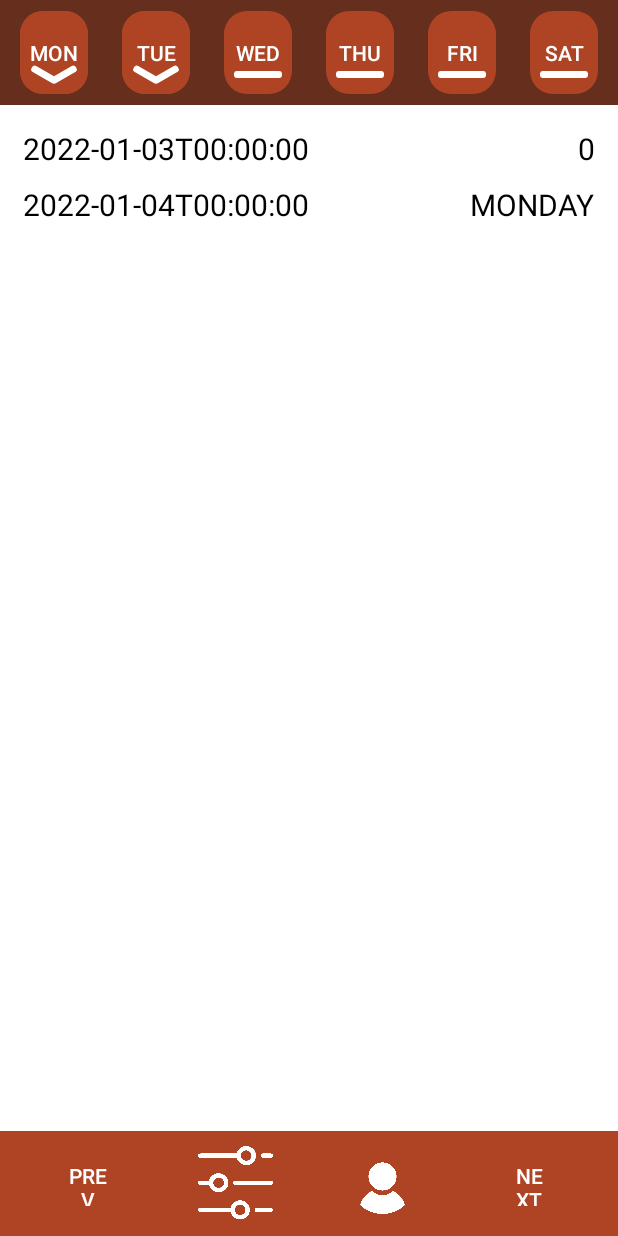
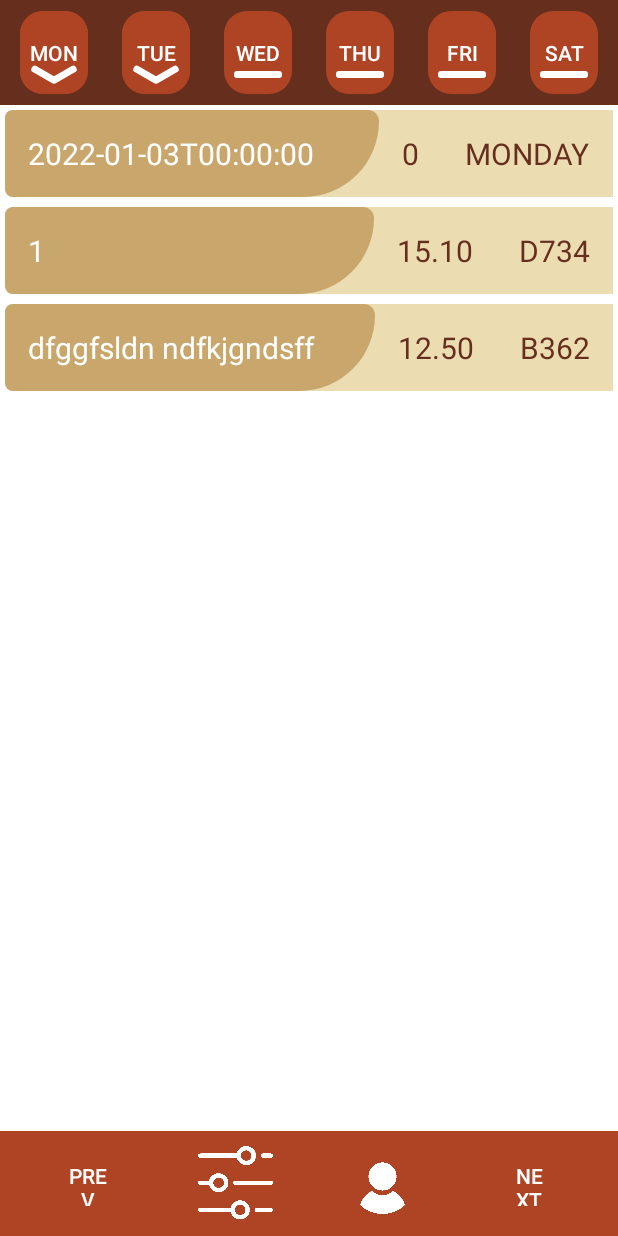
Before and after one commit to MaksKuchuk/AvitoYAIMP, an Android app: the MainScreen screen opened directly, with no data from a screen before it, on a phone screen of 412 x 824 dp. Run offline under Robolectric (Android 15) with nearby library versions, the phone set to English and light mode, and no system bars.

Commit message:
lessonDesign

```diff
--- a/app/src/main/java/com/example/dvfuyaimp/MainScreen.java
+++ b/app/src/main/java/com/example/dvfuyaimp/MainScreen.java
@@ -15,12 +15,6 @@ import android.os.Bundle;
 import android.view.LayoutInflater;
 import android.view.View;
 
-import android.view.animation.AccelerateInterpolator;
-import android.view.animation.AlphaAnimation;
-import android.view.animation.DecelerateInterpolator;
-import android.widget.Button;
-import android.widget.ImageButton;
-import android.widget.ImageView;
 import android.widget.LinearLayout;
 import android.widget.TextView;
 import android.widget.Toast;
@@ -42,6 +36,7 @@ public class MainScreen extends AppCompatActivity {
     final int TransitionLessonTime = 500;
 
     View LastWeekBTN;
+    View LastItemTeacherDescription = null;
     LocalDateTime startOfWeek;
     DateTimeFormatter fServ = DateTimeFormatter.ofPattern("yyyy-MM-dd'T'HH:mm:ss");
     DateTimeFormatter fDate = DateTimeFormatter.ofPattern("HH:mm");
@@ -67,6 +62,8 @@ public class MainScreen extends AppCompatActivity {
         findViewById(R.id.NextBTN).setOnClickListener(this::WeekBTN);
 
         setStartDay();
+        addEvent("1", "bjhogifhg ighiough sdgihdgoidhg hgdioghoieyhg87h ohggh ifgohsogdfigh ghidoghoig hdsidghdfio w gh wiughfhgs oh", "15.10", "D734");
+        addEvent("dfggfsldn ndfkjgndsff", "fg hfdig ", "12.50", "B362");
     }
 
     public void DayBTN(View view){
@@ -159,18 +156,55 @@ public class MainScreen extends AppCompatActivity {
         ((TextView)item.findViewById(R.id.time)).setText(strTime);
         ((TextView)item.findViewById(R.id.room)).setText(strRoom);
 
+        item.setOnClickListener(this::openTeacherDescriptionEvent);
+
         ((LinearLayout)findViewById(R.id.subjectScrollLayout)).addView(item);
     }
 
-    private void addEvent(String strEvent, String strTimeEvent, String strPlace){
+    private void addEvent(String strEvent, String strDescription, String strTimeEvent, String strPlace){
         LayoutInflater ltInflater = getLayoutInflater();
         View item = ltInflater.inflate(R.layout.event_layout, ((LinearLayout)findViewById(R.id.subjectScrollLayout)), false);
 
         ((TextView)item.findViewById(R.id.event)).setText(strEvent);
+        ((TextView)item.findViewById(R.id.description)).setText(strDescription);
         ((TextView)item.findViewById(R.id.timeEvent)).setText(strTimeEvent);
         ((TextView)item.findViewById(R.id.place)).setText(strPlace);
 
+        item.setOnClickListener(this::openTeacherDescriptionEvent);
+
         ((LinearLayout)findViewById(R.id.subjectScrollLayout)).addView(item);
+    }
+
+    private void openTeacherDescriptionEvent(View item){
+        if (item == LastItemTeacherDescription){
+            closeItem(LastItemTeacherDescription);
+            LastItemTeacherDescription = null;
+            return;
+        }
+        if (LastItemTeacherDescription == null){
+            openItem(item);
+            LastItemTeacherDescription = item;
+        }
+        closeItem(LastItemTeacherDescription);
+        openItem(item);
+        LastItemTeacherDescription = item;
+    }
+
+    private void openItem(View item){
+        if (item.getId() == R.id.lessonWrapper){
+            item.findViewById(R.id.teacher).setVisibility(View.VISIBLE);
+            item.findViewById(R.id.lessonArrow).setVisibility(View.VISIBLE);
+        } else if (item.getId() == R.id.eventWrapper){
+            item.findViewById(R.id.description).setVisibility(View.VISIBLE);
+        }
+    }
+    private void closeItem(View item){
+        if (item.getId() == R.id.lessonWrapper){
+            item.findViewById(R.id.teacher).setVisibility(View.GONE);
+            item.findViewById(R.id.lessonArrow).setVisibility(View.GONE);
+        } else if (item.getId() == R.id.eventWrapper){
+            item.findViewById(R.id.description).setVisibility(View.GONE);
+        }
     }
 
     private void deleteAllViewInScrollView(){
--- /dev/null
+++ b/app/src/main/res/drawable/arrow_bgc.xml
@@ -0,0 +1,11 @@
+<?xml version="1.0" encoding="utf-8"?>
+<vector xmlns:android="http://schemas.android.com/apk/res/android"
+    android:height="42dp"
+    android:width="42dp"
+    android:viewportWidth="100"
+    android:viewportHeight="100">
+
+    <path
+        android:fillColor="@color/lessonBGC"
+        android:pathData="M0,0 L100,50 L0,100 Z" />
+</vector>
--- /dev/null
+++ b/app/src/main/res/drawable/event_lesson_linear_bgc.xml
@@ -0,0 +1,9 @@
+<?xml version="1.0" encoding="utf-8"?>
+<selector xmlns:android="http://schemas.android.com/apk/res/android">
+    <item>
+        <shape android:shape="rectangle">
+            <corners android:topLeftRadius="20dp" android:bottomLeftRadius="20dp"/>
+            <solid android:color="@color/confBGC"/>
+        </shape>
+    </item>
+</selector>
--- /dev/null
+++ b/app/src/main/res/drawable/lesson_bgc.xml
@@ -0,0 +1,9 @@
+<?xml version="1.0" encoding="utf-8"?>
+<selector xmlns:android="http://schemas.android.com/apk/res/android">
+    <item>
+        <shape android:shape="rectangle">
+            <corners android:topLeftRadius="20dp" android:bottomLeftRadius="20dp" android:bottomRightRadius="200dp" android:topRightRadius="30dp"/>
+            <solid android:color="@color/lessonBGC"/>
+        </shape>
+    </item>
+</selector>
--- a/app/src/main/res/layout/activity_main_screen.xml
+++ b/app/src/main/res/layout/activity_main_screen.xml
@@ -131,7 +131,8 @@
             android:id="@+id/subjectScrollLayout"
             android:layout_width="match_parent"
             android:layout_height="wrap_content"
-            android:orientation="vertical" />
+            android:orientation="vertical"
+            android:layout_marginBottom="10dp"/>
     </ScrollView>
 
     <LinearLayout
--- a/app/src/main/res/layout/event_layout.xml
+++ b/app/src/main/res/layout/event_layout.xml
@@ -1,45 +1,67 @@
 <?xml version="1.0" encoding="utf-8"?>
-<androidx.constraintlayout.widget.ConstraintLayout
-    xmlns:android="http://schemas.android.com/apk/res/android"
+<androidx.constraintlayout.widget.ConstraintLayout xmlns:android="http://schemas.android.com/apk/res/android"
     xmlns:app="http://schemas.android.com/apk/res-auto"
+    xmlns:tools="http://schemas.android.com/tools"
+    android:id="@+id/eventWrapper"
     android:layout_width="match_parent"
-    android:layout_height="match_parent">
+    android:layout_height="match_parent"
+    android:layout_margin="3dp"
+    android:background="@color/white">
+
+    <LinearLayout
+        android:id="@+id/confLayout"
+        android:layout_width="match_parent"
+        android:layout_height="wrap_content"
+        android:background="@drawable/event_lesson_linear_bgc"
+        android:orientation="horizontal"
+        app:layout_constraintEnd_toEndOf="parent"
+        app:layout_constraintStart_toStartOf="parent"
+        app:layout_constraintTop_toTopOf="parent">
 
         <TextView
             android:id="@+id/event"
             android:layout_width="0dp"
             android:layout_height="wrap_content"
-        android:layout_marginStart="15dp"
-        android:layout_marginTop="15dp"
-        android:layout_marginEnd="15dp"
+            android:layout_weight="1"
+            android:background="@drawable/lesson_bgc"
+            android:padding="15dp"
             android:text="@string/event"
-        android:textColor="@color/black"
-        android:textSize="20sp"
-        app:layout_constraintEnd_toStartOf="@+id/timeEvent"
-        app:layout_constraintStart_toStartOf="parent"
-        app:layout_constraintTop_toTopOf="parent" />
+            android:textColor="@color/lessonText"
+            android:textSize="20sp" />
 
         <TextView
             android:id="@+id/timeEvent"
             android:layout_width="wrap_content"
             android:layout_height="wrap_content"
-        android:layout_marginTop="15dp"
-        android:layout_marginEnd="15dp"
+            android:padding="15dp"
             android:text="@string/_15_00"
-        android:textColor="@color/black"
-        android:textSize="20sp"
-        app:layout_constraintEnd_toEndOf="parent"
-        app:layout_constraintTop_toTopOf="parent" />
+            android:textColor="@color/confText"
+            android:textSize="20sp" />
 
         <TextView
             android:id="@+id/place"
             android:layout_width="wrap_content"
             android:layout_height="wrap_content"
+            android:padding="15dp"
+            android:text="@string/place"
+            android:textColor="@color/confText"
+            android:textSize="20sp" />
+    </LinearLayout>
+
+    <TextView
+        android:id="@+id/description"
+        android:layout_width="0dp"
+        android:layout_height="wrap_content"
+        android:layout_marginStart="15dp"
         android:layout_marginTop="10dp"
         android:layout_marginEnd="15dp"
-        android:text="@string/place"
+        android:text="@string/description"
         android:textColor="@color/black"
         android:textSize="20sp"
+        android:visibility="gone"
         app:layout_constraintEnd_toEndOf="parent"
-        app:layout_constraintTop_toBottomOf="@id/timeEvent" />
+        app:layout_constraintStart_toStartOf="parent"
+        app:layout_constraintTop_toBottomOf="@id/confLayout" />
+
+
 </androidx.constraintlayout.widget.ConstraintLayout>
--- a/app/src/main/res/layout/lesson_layout.xml
+++ b/app/src/main/res/layout/lesson_layout.xml
@@ -1,61 +1,77 @@
 <?xml version="1.0" encoding="utf-8"?>
-<androidx.constraintlayout.widget.ConstraintLayout
-    xmlns:android="http://schemas.android.com/apk/res/android"
+<androidx.constraintlayout.widget.ConstraintLayout xmlns:android="http://schemas.android.com/apk/res/android"
     xmlns:app="http://schemas.android.com/apk/res-auto"
     xmlns:tools="http://schemas.android.com/tools"
+    android:id="@+id/lessonWrapper"
     android:layout_width="match_parent"
-    android:layout_height="match_parent">
+    android:layout_height="match_parent"
+    android:layout_margin="3dp"
+    android:background="@color/white">
+
+    <LinearLayout
+        android:id="@+id/infLayout"
+        android:layout_width="match_parent"
+        android:layout_height="wrap_content"
+        android:background="@drawable/event_lesson_linear_bgc"
+        android:orientation="horizontal"
+        app:layout_constraintEnd_toEndOf="parent"
+        app:layout_constraintStart_toStartOf="parent"
+        app:layout_constraintTop_toTopOf="parent">
 
         <TextView
             android:id="@+id/lesson"
             android:layout_width="0dp"
             android:layout_height="wrap_content"
-        android:layout_marginStart="15dp"
-        android:layout_marginTop="15dp"
-        android:layout_marginEnd="15dp"
+            android:layout_weight="1"
+            android:background="@drawable/lesson_bgc"
+            android:padding="15dp"
             android:text="@string/lesson"
-        android:textSize="20sp"
-        android:textColor="@color/black"
-        app:layout_constraintEnd_toStartOf="@+id/time"
-        app:layout_constraintStart_toStartOf="parent"
-        app:layout_constraintTop_toTopOf="parent" />
-
-    <TextView
-        android:id="@+id/teacher"
-        android:layout_width="0dp"
-        android:layout_height="wrap_content"
-        android:layout_marginStart="15dp"
-        android:layout_marginTop="10dp"
-        android:layout_marginEnd="15dp"
-        android:text="@string/teacher"
-        android:textSize="20sp"
-        android:textColor="@color/black"
-        app:layout_constraintEnd_toStartOf="@+id/room"
-        app:layout_constraintStart_toStartOf="parent"
-        app:layout_constraintTop_toBottomOf="@id/lesson" />
+            android:textColor="@color/lessonText"
+            android:textSize="20sp" />
 
         <TextView
             android:id="@+id/time"
             android:layout_width="wrap_content"
             android:layout_height="wrap_content"
-        android:layout_marginTop="15dp"
-        android:layout_marginEnd="15dp"
+            android:padding="15dp"
             android:text="@string/_15_00"
-        android:textSize="20sp"
-        android:textColor="@color/black"
-        app:layout_constraintEnd_toEndOf="parent"
-        app:layout_constraintTop_toTopOf="parent" />
+            android:textColor="@color/confText"
+            android:textSize="20sp" />
 
         <TextView
             android:id="@+id/room"
             android:layout_width="wrap_content"
             android:layout_height="wrap_content"
+            android:padding="15dp"
+            android:text="@string/d820"
+            android:textColor="@color/confText"
+            android:textSize="20sp" />
+    </LinearLayout>
+
+    <TextView
+        android:id="@+id/lessonArrow"
+        android:layout_width="16dp"
+        android:layout_height="20dp"
+        android:layout_marginStart="10dp"
+        android:layout_marginTop="21dp"
+        android:background="@drawable/arrow_bgc"
+        android:visibility="gone"
+        app:layout_constraintStart_toStartOf="parent"
+        app:layout_constraintTop_toBottomOf="@id/infLayout" />
+
+    <TextView
+        android:id="@+id/teacher"
+        android:layout_width="0dp"
+        android:layout_height="42dp"
+        android:layout_marginStart="15dp"
         android:layout_marginTop="10dp"
-        android:layout_marginEnd="15dp"
-        android:text="@string/d820"
+        android:gravity="center"
+        android:text="@string/lesson"
+        android:textColor="@color/black"
         android:textSize="20sp"
-        android:textColor="@color/black"
+        android:visibility="gone"
         app:layout_constraintEnd_toEndOf="parent"
-        app:layout_constraintTop_toBottomOf="@id/time" />
+        app:layout_constraintStart_toEndOf="@id/lessonArrow"
+        app:layout_constraintTop_toBottomOf="@+id/infLayout" />
 
 </androidx.constraintlayout.widget.ConstraintLayout>
--- a/app/src/main/res/values/colors.xml
+++ b/app/src/main/res/values/colors.xml
@@ -22,5 +22,10 @@
     <color name="DownSelectionBGC">#af4425</color>
     <color name="DownSelectionButtonsBGC">#333d28</color>
     <color name="dayScrollBTN">#af4425</color>
+    <color name="lessonBGC">#c9a66b</color>
+    <color name="confBGC">#ebdcb2</color>
+    <color name="lessonText">#ffffff</color>
+    <color name="confText">#662e1c</color>
+
 
 </resources>
--- a/app/src/main/res/values/strings.xml
+++ b/app/src/main/res/values/strings.xml
@@ -21,6 +21,7 @@
     <string name="place">Place</string>
     <string name="next">Next</string>
     <string name="prev">Prev</string>
+    <string name="description">Description</string>
 
 
 </resources>
```
Lines whose indentation alone changed are shown as unchanged.
